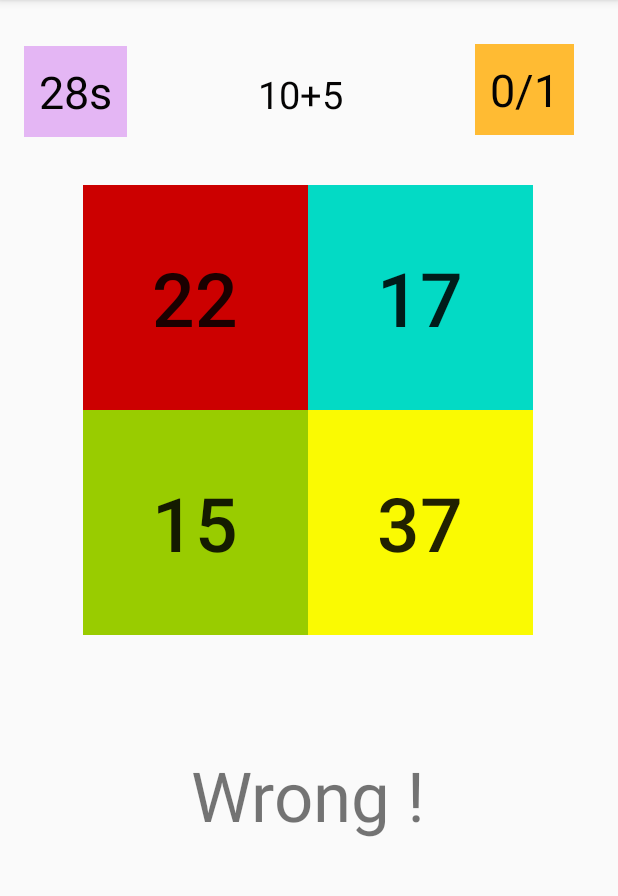
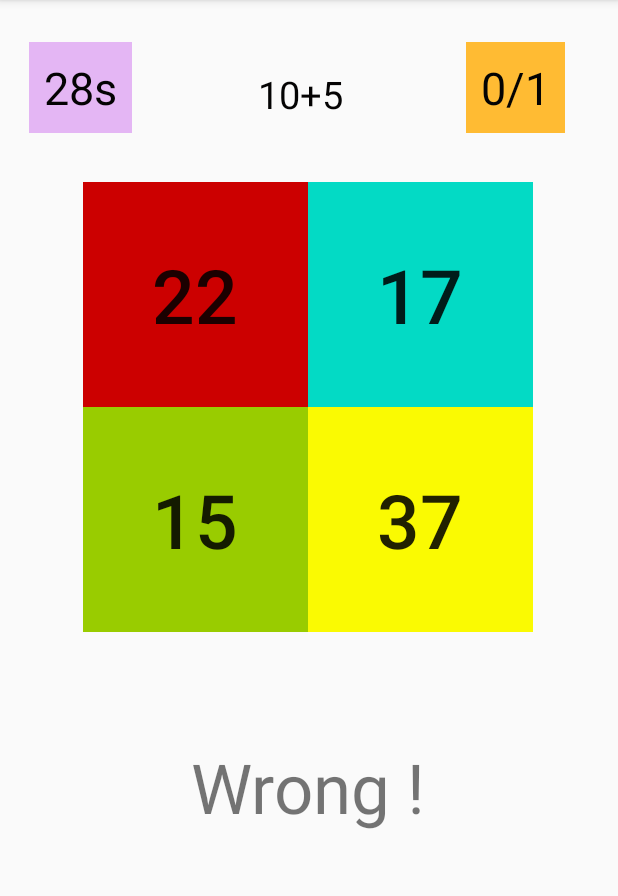
Before and after one commit to agrwl-prankit/Brain.Trainer, an Android app: the screen it shows after launch (MainActivity), after a tap on "22", on a phone screen of 412 x 824 dp, the part 84-980 px from its top. Run offline under Robolectric (Android 15) with nearby library versions, the phone set to English and light mode, and no system bars; 1 other tap on this screen came first.

Commit message:
Modify constraints

```diff
--- a/app/src/main/res/layout/activity_main.xml
+++ b/app/src/main/res/layout/activity_main.xml
@@ -33,11 +33,11 @@
         android:textSize="30sp"
         android:visibility="invisible"
         app:layout_constraintBottom_toBottomOf="parent"
-        app:layout_constraintEnd_toEndOf="parent"
-        app:layout_constraintHorizontal_bias="0.047"
+        app:layout_constraintEnd_toStartOf="@+id/sumTextView"
+        app:layout_constraintHorizontal_bias="0.222"
         app:layout_constraintStart_toStartOf="parent"
         app:layout_constraintTop_toTopOf="parent"
-        app:layout_constraintVertical_bias="0.043" />
+        app:layout_constraintVertical_bias="0.04" />
 
     <TextView
         android:id="@+id/pointTextView"
@@ -51,10 +51,10 @@
         android:visibility="invisible"
         app:layout_constraintBottom_toBottomOf="parent"
         app:layout_constraintEnd_toEndOf="parent"
-        app:layout_constraintHorizontal_bias="0.915"
-        app:layout_constraintStart_toStartOf="parent"
+        app:layout_constraintHorizontal_bias="0.654"
+        app:layout_constraintStart_toEndOf="@+id/sumTextView"
         app:layout_constraintTop_toTopOf="parent"
-        app:layout_constraintVertical_bias="0.041" />
+        app:layout_constraintVertical_bias="0.04" />
 
     <TextView
         android:id="@+id/sumTextView"
@@ -83,8 +83,8 @@
         app:layout_constraintEnd_toEndOf="parent"
         app:layout_constraintHorizontal_bias="0.495"
         app:layout_constraintStart_toStartOf="parent"
-        app:layout_constraintTop_toTopOf="parent"
-        app:layout_constraintVertical_bias="0.264">
+        app:layout_constraintTop_toBottomOf="@+id/sumTextView"
+        app:layout_constraintVertical_bias="0.07">
 
         <Button
             android:id="@+id/button1"
@@ -145,8 +145,8 @@
         app:layout_constraintEnd_toEndOf="parent"
         app:layout_constraintHorizontal_bias="0.498"
         app:layout_constraintStart_toStartOf="parent"
-        app:layout_constraintTop_toTopOf="parent"
-        app:layout_constraintVertical_bias="0.707" />
+        app:layout_constraintTop_toBottomOf="@+id/gridLayout"
+        app:layout_constraintVertical_bias="0.255" />
 
     <Button
         android:id="@+id/playAgainButton"
@@ -158,8 +158,8 @@
         android:visibility="invisible"
         app:layout_constraintBottom_toBottomOf="parent"
         app:layout_constraintEnd_toEndOf="parent"
-        app:layout_constraintHorizontal_bias="0.483"
+        app:layout_constraintHorizontal_bias="0.498"
         app:layout_constraintStart_toStartOf="parent"
-        app:layout_constraintTop_toTopOf="parent"
-        app:layout_constraintVertical_bias="0.818" />
+        app:layout_constraintTop_toBottomOf="@+id/resultTextView"
+        app:layout_constraintVertical_bias="0.368" />
 </androidx.constraintlayout.widget.ConstraintLayout>
```
